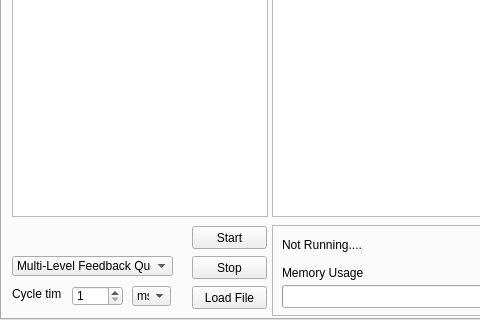
First picture: the form in src/mainwindow.ui, repository stearnsbq/BYRON_STEARNS_CMSC312_2019, before the edit; both pictures show x 0 to 480 and y 280 to 600 of the 800 by 600 pixel window.
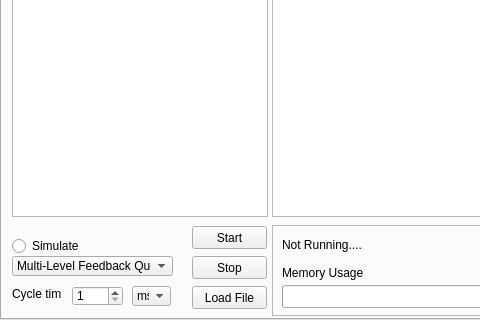
Second picture: the form after the edit.

Patch:
```diff
--- a/src/mainwindow.ui
+++ b/src/mainwindow.ui
@@ -339,6 +339,19 @@
        <string>Stop</string>
       </property>
      </widget>
+     <widget class="QRadioButton" name="simulate">
+      <property name="geometry">
+       <rect>
+        <x>10</x>
+        <y>490</y>
+        <width>161</width>
+        <height>20</height>
+       </rect>
+      </property>
+      <property name="text">
+       <string>Simulate</string>
+      </property>
+     </widget>
     </widget>
     <widget class="QWidget" name="tab">
      <attribute name="title">
```
